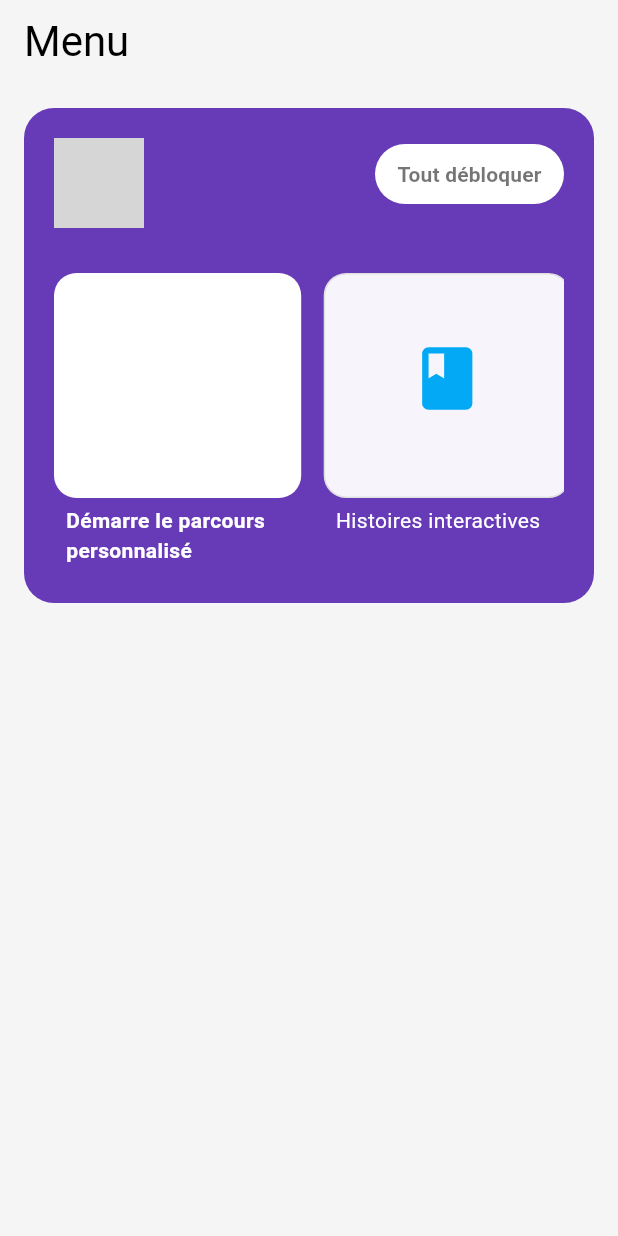
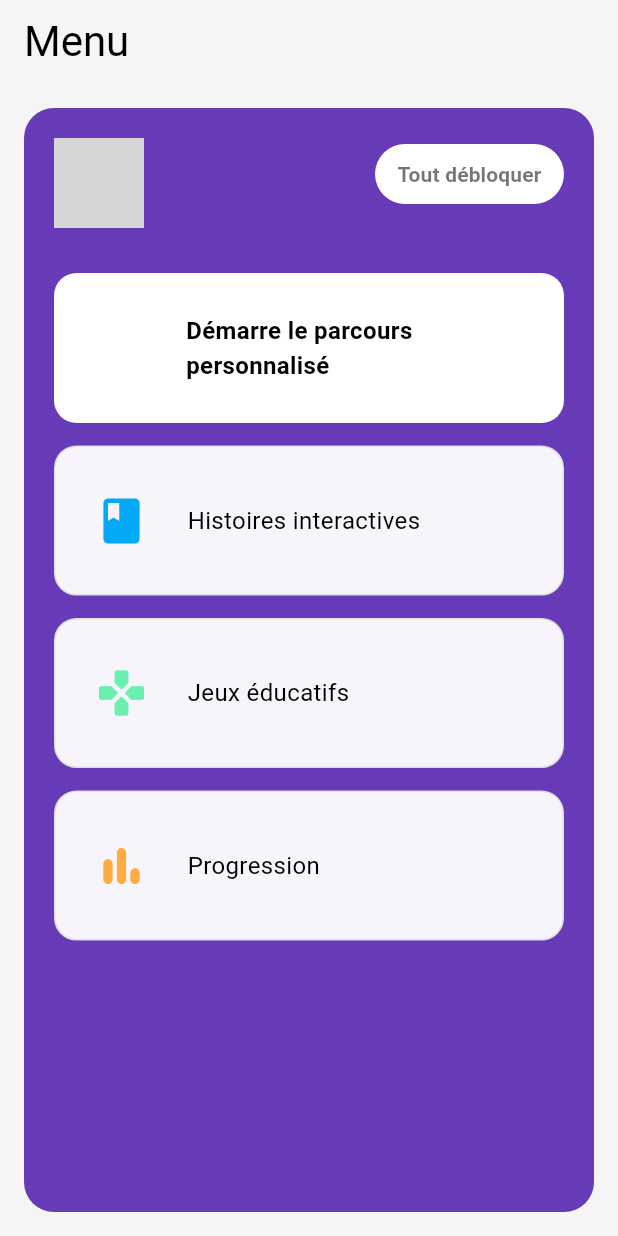
Before and after one commit to Pasci1993/Histoire-Aventure, a Flutter app: the MenuScreen screen opened directly, on a phone screen of 412 x 824 dp. Run offline on Flutter 3.47's test engine with Material 3 defaults, Android fonts, the light colour scheme and no system bars; our stand-ins replace cloud_firestore, firebase_auth, firebase_core, sqflite; accounts and stored records are empty; network calls fail; grey boxes are pictures that could not be loaded.

Commit message:
Refactor MenuScreen layout and improve UI responsiveness

```diff
--- a/lib/pages/menuscreen.dart
+++ b/lib/pages/menuscreen.dart
@@ -7,22 +7,29 @@ class MenuScreen extends StatelessWidget {
   Widget build(BuildContext context) {
     // Utiliser MediaQuery pour obtenir la taille de l'écran (utile pour le padding)
     final screenWidth = MediaQuery.of(context).size.width;
+    // Calculer la hauteur disponible sous l'AppBar pour remplir la page
+    final availableHeight =
+        MediaQuery.of(context).size.height -
+        kToolbarHeight -
+        MediaQuery.of(context).padding.top -
+        32; // 32 = padding vertical (16 + 16)
 
     return Scaffold(
-      backgroundColor: Colors.grey[100], // Fond gris très clair pour l'arrière-plan
+      backgroundColor:
+          Colors.grey[100], // Fond gris très clair pour l'arrière-plan
       appBar: AppBar(
-        title: const Text('Menu', style: TextStyle(color: Colors.black, fontSize: 28)),
+        title: const Text(
+          'Menu',
+          style: TextStyle(color: Colors.black, fontSize: 28),
+        ),
         backgroundColor: Colors.grey[100],
         elevation: 0,
       ),
-      body: SingleChildScrollView(
-        child: Padding(
+      body: Padding(
         padding: const EdgeInsets.all(16.0),
-          child: Column(
-            crossAxisAlignment: CrossAxisAlignment.start,
-            children: <Widget>[
-              // --- Conteneur Principal Violet ---
-              Container(
+        child: Container(
+          // Remplir toute la hauteur disponible pour que le menu occupe la page
+          height: availableHeight,
           width: double.infinity,
           padding: const EdgeInsets.all(20.0),
           decoration: BoxDecoration(
@@ -52,9 +59,6 @@ class MenuScreen extends StatelessWidget {
             ],
           ),
         ),
-            ],
-          ),
-        ),
       ),
     );
   }
@@ -69,13 +73,12 @@ class MenuScreen extends StatelessWidget {
       decoration: BoxDecoration(
         shape: BoxShape.circle,
         // Bordure stylisée (Orange, Bleu, etc.)
-        border: Border.all(
-          color: Colors.orange,
-          width: 3.0,
-        ),
+        border: Border.all(color: Colors.orange, width: 3.0),
         image: const DecorationImage(
           // Remplacez 'assets/avatar.png' par l'image de votre choix
-          image: NetworkImage('https://via.placeholder.com/60/FFD700/000000?text=👶'),
+          image: NetworkImage(
+            'https://via.placeholder.com/60/FFD700/000000?text=👶',
+          ),
           fit: BoxFit.cover,
         ),
       ),
@@ -137,14 +140,13 @@ class MenuScreen extends StatelessWidget {
       },
     ];
 
-    // Calculer la largeur de chaque carte (environ 1/3 de l'écran - padding)
-    final cardWidth = screenWidth * 0.4;
-    final cardHeight = 150.0;
+    // Hauteur de chaque carte
+    final cardHeight = 100.0;
 
-    return SizedBox(
-      height: cardHeight + 50, // Hauteur suffisante pour les cartes et le texte
+    // Maintenant on retourne une liste verticale qui prend l'espace restant
+    return Expanded(
       child: ListView.builder(
-        scrollDirection: Axis.horizontal, // Défilement horizontal
+        padding: EdgeInsets.zero,
         itemCount: menuItems.length,
         itemBuilder: (context, index) {
           final item = menuItems[index];
@@ -152,43 +154,43 @@ class MenuScreen extends StatelessWidget {
           return GestureDetector(
             onTap: item['action'],
             child: Container(
-              width: cardWidth,
-              margin: const EdgeInsets.only(right: 15.0),
-              child: Column(
-                crossAxisAlignment: CrossAxisAlignment.start,
+              width: double.infinity,
+              margin: const EdgeInsets.only(bottom: 15.0),
+              padding: const EdgeInsets.all(12.0),
+              height: cardHeight,
+              decoration: BoxDecoration(
+                color: index == 0
+                    ? Colors.white
+                    : Colors.white.withOpacity(0.95),
+                borderRadius: BorderRadius.circular(15.0),
+                border: index != 0
+                    ? Border.all(color: Colors.grey.shade300)
+                    : null,
+              ),
+              child: Row(
+                crossAxisAlignment: CrossAxisAlignment.center,
                 children: [
-                  // --- La Carte (Container blanc) ---
+                  // Icône à gauche
                   Container(
-                    height: cardHeight,
-                    padding: const EdgeInsets.all(12.0),
+                    width: 64,
+                    height: 64,
                     decoration: BoxDecoration(
-                      color: index == 0 ? Colors.white : Colors.white.withOpacity(0.95), // La première est pleine
-                      borderRadius: BorderRadius.circular(15.0),
-                      border: index != 0 ? Border.all(color: Colors.grey.shade300) : null, // Bordure subtile pour les autres
+                      color: Colors.transparent,
+                      shape: BoxShape.circle,
                     ),
-                    child: Center(
-                      child: Column(
-                        mainAxisAlignment: MainAxisAlignment.center,
-                        children: [
-                          // 🎨 Icône ajoutée
-                          Icon(item['icon'], size: 50, color: item['color']),
-                          const SizedBox(height: 10),
-                        ],
+                    child: Icon(item['icon'], size: 36, color: item['color']),
                   ),
-                    ),
-                  ),
-
-                  const SizedBox(height: 5),
-
-                  // --- Texte sous la Carte ---
-                  Padding(
-                    padding: const EdgeInsets.only(left: 8.0),
+                  const SizedBox(width: 12),
+                  // Texte et description
+                  Expanded(
                     child: Text(
                       item['title'],
                       style: TextStyle(
-                        color: Colors.white,
-                        fontSize: 14,
-                        fontWeight: index == 0 ? FontWeight.bold : FontWeight.normal,
+                        color: Colors.black,
+                        fontSize: 16,
+                        fontWeight: index == 0
+                            ? FontWeight.bold
+                            : FontWeight.normal,
                       ),
                     ),
                   ),
```
Lines whose indentation alone changed are shown as unchanged.
